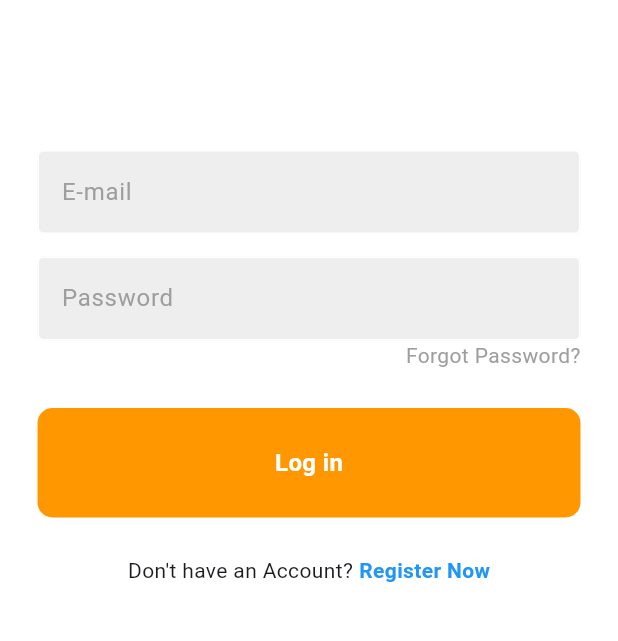
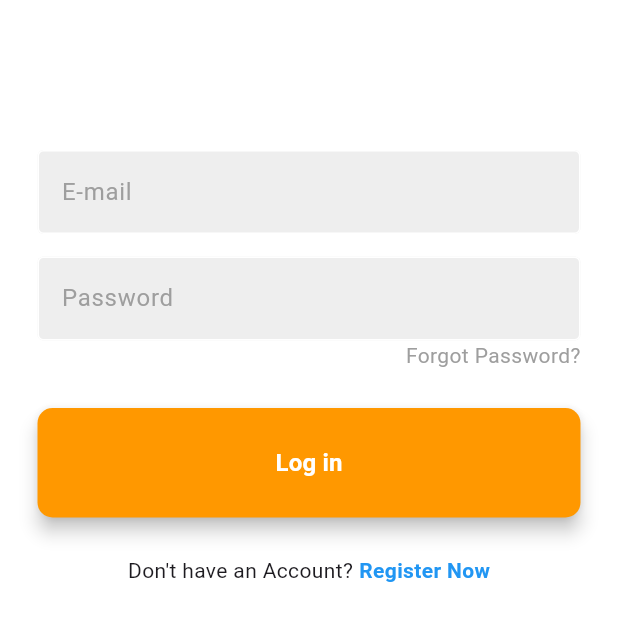
Before and after one commit to nja99/OrbitalHealthPlus, a Flutter app: the screen it shows after launch, after a tap on "Log in", on a phone screen of 412 x 824 dp, the part 375-1016 px from its top. Run offline on Flutter 3.47's test engine with Material 3 defaults, Android fonts, the phone set to English and light mode, and no system bars; our stand-ins replace firebase_auth, firebase_core; accounts and stored records are empty; network calls fail.

Commit message:
UI Enhancements

```diff
--- a/lib/components/user_button.dart
+++ b/lib/components/user_button.dart
@@ -3,24 +3,29 @@ import 'package:flutter/material.dart';
 class UserButton extends StatelessWidget {
 
   final String buttonText;
-  final Function()? onTap;
+  final Function()? onPressed;
 
   const UserButton({
     super.key,
     required this.buttonText,
-    required this.onTap,
+    required this.onPressed,
     });
 
   @override
   Widget build(BuildContext context){
-    return GestureDetector(
-      onTap: onTap,
-      child: Container(
-        padding: EdgeInsets.all(25),
-        margin: EdgeInsets.symmetric(horizontal: 25.0),
-        decoration: BoxDecoration(
-          color: Colors.orange,
-          borderRadius: BorderRadius.circular(10)),
+    return Padding(
+      padding: EdgeInsets.symmetric(horizontal: 25.0),
+      child: ElevatedButton(
+        onPressed: onPressed,
+        style: ElevatedButton.styleFrom(
+          padding: EdgeInsets.all(25),
+          shape: RoundedRectangleBorder(
+            borderRadius: BorderRadius.circular(10),
+          ),
+          backgroundColor: Colors.orange,
+          elevation: 5,
+
+        ),
         child: Center(
           child: Text(
             buttonText,
@@ -30,7 +35,7 @@ class UserButton extends StatelessWidget {
               fontSize: 16,
             ),
           ),
-        ),
+       ),
       ),
     );
   }
--- a/lib/components/user_textfield.dart
+++ b/lib/components/user_textfield.dart
@@ -9,7 +9,8 @@ class UserTextField extends StatelessWidget {
     super.key,
     required this.controller,
     required this.hintText,
-    required this.obscureText});
+    required this.obscureText
+    });
 
   @override
   Widget build(BuildContext context) {
--- a/lib/main.dart
+++ b/lib/main.dart
@@ -1,7 +1,6 @@
 import 'firebase_options.dart';
 import 'package:firebase_core/firebase_core.dart';
 import 'package:flutter/material.dart';
-import 'pages/login_page.dart';
 import 'pages/auth_page.dart';
 
 
@@ -20,8 +19,6 @@ class MyApp extends StatelessWidget {
   @override
   Widget build(BuildContext context) {
     return MaterialApp(
-      title: 'HealthSPHERE',
-      debugShowCheckedModeBanner: false,
       home: AuthPage(),
     );
   }
--- a/lib/pages/login_page.dart
+++ b/lib/pages/login_page.dart
@@ -1,6 +1,7 @@
 import 'package:firebase_auth/firebase_auth.dart';
 import 'package:flutter/material.dart';
 import 'package:healthsphere/components/user_button.dart';
+import 'package:healthsphere/components/user_popupalerts.dart';
 import 'package:healthsphere/components/user_textfield.dart';
 
 class LoginPage extends StatefulWidget {
@@ -16,32 +17,10 @@ class _LoginPageState extends State<LoginPage> {
 
   final passwordController = TextEditingController();
 
-    // User Not Found Function
-  void userNotFound() {
-    showDialog(
-      context: context,
-      builder: (context) {
-        return const AlertDialog(
-          title: Text("User Not Found"),
-        );
-      }
-    );
-  }
-
-  // Incorrect Password Function
-  void incorrectPassword() {
-    showDialog(
-      context: context,
-      builder: (context) {
-        return const AlertDialog(
-          title: Text("Incorrect Password"),
-        );
-      }
-    );
-  }
-
   // Login Function
   void userSignIn() async {
+
+    // Loading Circle
     showDialog(
       context: context,
       builder: (context) {
@@ -51,8 +30,9 @@ class _LoginPageState extends State<LoginPage> {
       }
     );
 
+    // Attempt Sign In
     try {
-      final credential = await FirebaseAuth.instance.signInWithEmailAndPassword(
+        await FirebaseAuth.instance.signInWithEmailAndPassword(
           email: emailController.text,
           password: passwordController.text
         );
@@ -60,23 +40,38 @@ class _LoginPageState extends State<LoginPage> {
       // Remove Loading Circle
       Navigator.pop(context);
 
-    } on FirebaseAuthException catch (e) {
+    } on FirebaseAuthException catch(e) {
 
       // Remove Loading Circle
       Navigator.pop(context);
 
-      // User Does Not Exists
-      if (e.code == "user-not-found") {
-        userNotFound();
+      print(e.code);
+
+      if (e.code == 'invalid-email') {
+        showDialog(
+          context: context,
+          barrierDismissible: false,
+          builder: (context) {
+            return PopUpAlerts(
+              title: "Invalid E-mail",
+              description: "Please check if you entered your e-mail correctly.");
+          }
+        );
       }
-
-      // Incorrect Password
-      else if (e.code == "wrong-password") {
-        incorrectPassword();
+      // Invalid Credentials
+      else if (e.code == 'invalid-credential') {
+        showDialog(
+          context: context,
+          barrierDismissible: false,
+          builder: (context) {
+            return PopUpAlerts(
+              title: "Invalid Credentials",
+              description: "Please try again.");
+          }
+        );
       }
     }
   }
-
 
   @override
   Widget build(BuildContext context) {
@@ -129,7 +124,7 @@ class _LoginPageState extends State<LoginPage> {
                 const SizedBox(height: 25),
                 UserButton(
                   buttonText: "Log in",
-                  onTap: userSignIn
+                  onPressed: userSignIn
                 ),
 
                 // Register Now
```
Also changed, not shown: lib/components/user_popupalerts.dart (added, +52 -0 lines), 1 other file.
